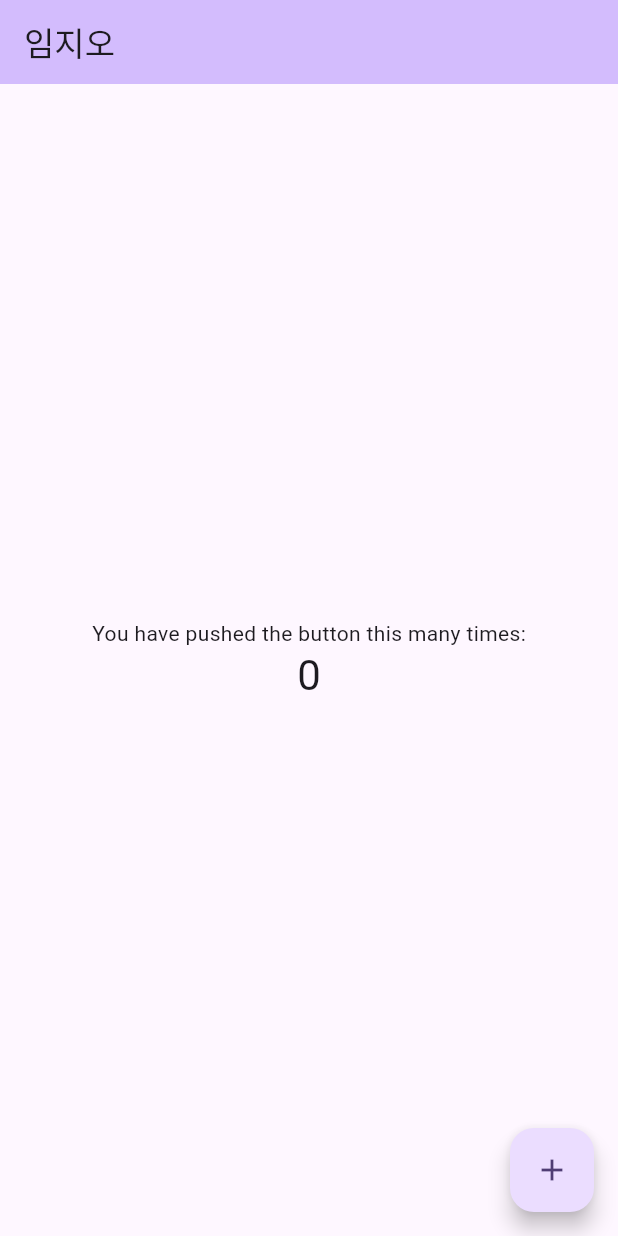
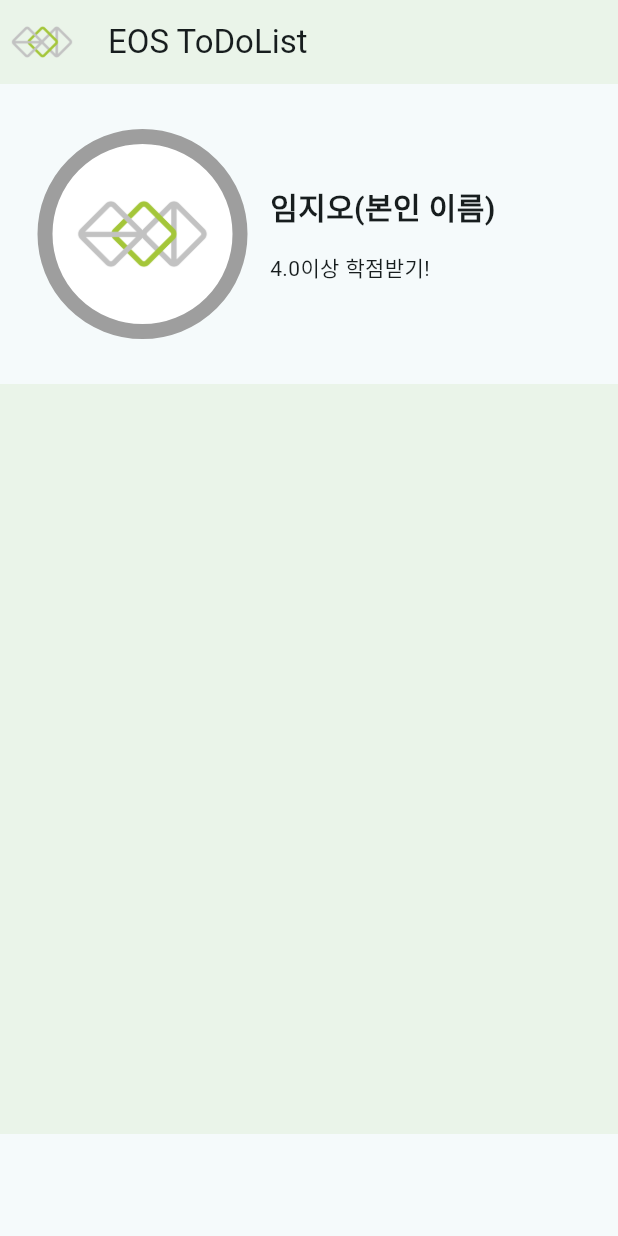
Before and after one commit to imzioim/2024_EOS_basic_project, a Flutter app: the screen it shows after launch, on a phone screen of 412 x 824 dp. Run offline on Flutter 3.47's test engine with Material 3 defaults, Android fonts, the phone set to English and light mode, and no system bars; Roboto replaces fonts that are missing (Pretendard).

Commit message:
eos week3

```diff
--- a/lib/main.dart
+++ b/lib/main.dart
@@ -1,125 +1,74 @@
 import 'package:flutter/material.dart';
-
 void main() {
   runApp(const MyApp());
 }
-
 class MyApp extends StatelessWidget {
-  const MyApp({super.key});
-
-  // This widget is the root of your application.
+  const MyApp({Key? key}) : super(key: key);
   @override
   Widget build(BuildContext context) {
     return MaterialApp(
-      title: 'Flutter Demo',
+      title: 'EOS ToDoList',
       theme: ThemeData(
-        // This is the theme of your application.
-        //
-        // TRY THIS: Try running your application with "flutter run". You'll see
-        // the application has a purple toolbar. Then, without quitting the app,
-        // try changing the seedColor in the colorScheme below to Colors.green
-        // and then invoke "hot reload" (save your changes or press the "hot
-        // reload" button in a Flutter-supported IDE, or press "r" if you used
-        // the command line to start the app).
-        //
-        // Notice that the counter didn't reset back to zero; the application
-        // state is not lost during the reload. To reset the state, use hot
-        // restart instead.
-        //
-        // This works for code too, not just values: Most code changes can be
-        // tested with just a hot reload.
-        colorScheme: ColorScheme.fromSeed(seedColor: Colors.deepPurple),
+        colorScheme: ColorScheme.fromSeed(seedColor: Colors.white),
+        fontFamily: 'Pretendard',
         useMaterial3: true,
       ),
-      home: const MyHomePage(title: '임지오'),
+      home: MyHomePage(),
     );
   }
 }
-
-class MyHomePage extends StatefulWidget {
-  const MyHomePage({super.key, required this.title});
-
-  // This widget is the home page of your application. It is stateful, meaning
-  // that it has a State object (defined below) that contains fields that affect
-  // how it looks.
-
-  // This class is the configuration for the state. It holds the values (in this
-  // case the title) provided by the parent (in this case the App widget) and
-  // used by the build method of the State. Fields in a Widget subclass are
-  // always marked "final".
-
-  final String title;
-
-  @override
-  State<MyHomePage> createState() => _MyHomePageState();
-}
-
-class _MyHomePageState extends State<MyHomePage> {
-  int _counter = 0;
-
-  void _incrementCounter() {
-    setState(() {
-      // This call to setState tells the Flutter framework that something has
-      // changed in this State, which causes it to rerun the build method below
-      // so that the display can reflect the updated values. If we changed
-      // _counter without calling setState(), then the build method would not be
-      // called again, and so nothing would appear to happen.
-      _counter++;
-    });
-  }
-
+class MyHomePage extends StatelessWidget {
+  const MyHomePage({Key? key}) : super(key: key);
   @override
   Widget build(BuildContext context) {
-    // This method is rerun every time setState is called, for instance as done
-    // by the _incrementCounter method above.
-    //
-    // The Flutter framework has been optimized to make rerunning build methods
-    // fast, so that you can just rebuild anything that needs updating rather
-    // than having to individually change instances of widgets.
     return Scaffold(
         appBar: AppBar(
-        // TRY THIS: Try changing the color here to a specific color (to
-        // Colors.amber, perhaps?) and trigger a hot reload to see the AppBar
-        // change color while the other colors stay the same.
-        backgroundColor: Theme.of(context).colorScheme.inversePrimary,
-        // Here we take the value from the MyHomePage object that was created by
-        // the App.build method, and use it to set our appbar title.
-        title: Text(widget.title),
+          backgroundColor: Colors.lightGreen.withOpacity(0.1),
+          title: Text('EOS ToDoList'),
+          leading: Image.asset('assets/images/eos_logo.png'),
         ),
-      body: Center(
-        // Center is a layout widget. It takes a single child and positions it
-        // in the middle of the parent.
+        body: Expanded(
           child: Column(
-          // Column is also a layout widget. It takes a list of children and
-          // arranges them vertically. By default, it sizes itself to fit its
-          // children horizontally, and tries to be as tall as its parent.
-          //
-          // Column has various properties to control how it sizes itself and
-          // how it positions its children. Here we use mainAxisAlignment to
-          // center the children vertically; the main axis here is the vertical
-          // axis because Columns are vertical (the cross axis would be
-          // horizontal).
-          //
-          // TRY THIS: Invoke "debug painting" (choose the "Toggle Debug Paint"
-          // action in the IDE, or press "p" in the console), to see the
-          // wireframe for each widget.
+            children: [
+              Container(
+                  height: 200,
+                  padding: EdgeInsets.all(25),
+                  child: Row(children: [
+                    Container(
+                      width: 140,
+                      height: 140,
+                      decoration: BoxDecoration(
+                        color: Colors.white,
+                        border: Border.all(width: 10, color: Colors.grey),
+                        borderRadius: BorderRadius.circular(100),
+                      ),
+                      child: Center(
+                        child: Image.asset('assets/images/eos_logo.png'),
+                      ),
+                    ),
+                    SizedBox(
+                      width: 15,
+                    ),
+                    Column(
                         mainAxisAlignment: MainAxisAlignment.center,
-          children: <Widget>[
-            const Text(
-              'You have pushed the button this many times:',
+                        crossAxisAlignment: CrossAxisAlignment.start,
+                        children: [
+                          Text(
+                            '임지오(본인 이름)',
+                            style:
+                            TextStyle(fontWeight: FontWeight.bold, fontSize: 20),
                           ),
-            Text(
-              '$_counter',
-              style: Theme.of(context).textTheme.headlineMedium,
+                          SizedBox(
+                            height: 15,
                           ),
+                          Text('4.0이상 학점받기!')
+                        ])
+                  ])),
+              Container(
+                height: 500,
+                color: Colors.lightGreen.withOpacity(0.1),
+              )
             ],
           ),
-      ),
-      floatingActionButton: FloatingActionButton(
-        onPressed: _incrementCounter,
-        tooltip: 'Increment',
-        child: const Icon(Icons.add),
-      ), // This trailing comma makes auto-formatting nicer for build methods.
-    );
-  }
-}
+        ));
+  }}
```
Also changed, not shown: pubspec.yaml (+14 -14 lines), assets/images/eos_logo.png (added), 1 other file. Lines whose indentation alone changed are shown as unchanged.
